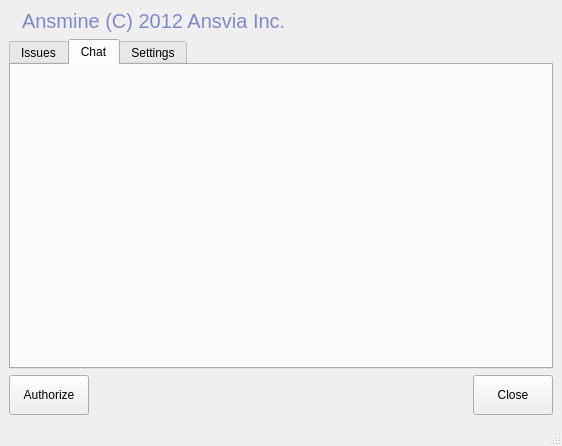
First picture: the form in ui/main.ui, repository andriest/Ansmine, before the edit.
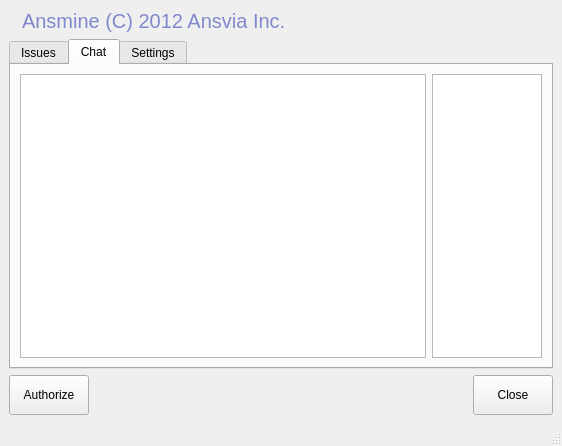
Second picture: the form after the edit. The open tabs and pages were chosen to show the change. Icons and pictures are not drawn.

Commit message: update gethub client and add chat room

```diff
--- a/ui/main.ui
+++ b/ui/main.ui
@@ -83,6 +83,27 @@
            <attribute name="title">
             <string>Chat</string>
            </attribute>
+           <layout class="QHBoxLayout" name="horizontalLayout_2">
+            <item>
+             <widget class="QTextEdit" name="txtChat"/>
+            </item>
+            <item>
+             <widget class="QListView" name="lstOnlineUsers">
+              <property name="minimumSize">
+               <size>
+                <width>0</width>
+                <height>0</height>
+               </size>
+              </property>
+              <property name="maximumSize">
+               <size>
+                <width>110</width>
+                <height>16777215</height>
+               </size>
+              </property>
+             </widget>
+            </item>
+           </layout>
           </widget>
           <widget class="QWidget" name="tab">
            <attribute name="title">
```
Left out of the diff: 2 changed lines with no effect on the pictures. The commit also changes 3 other files.
